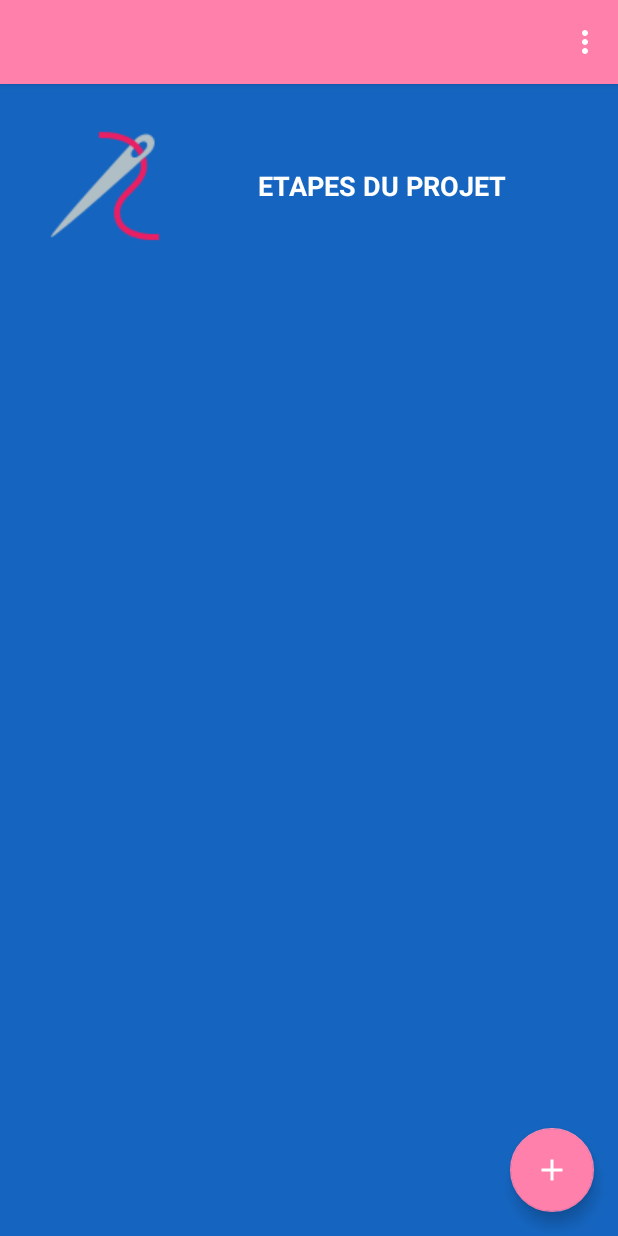
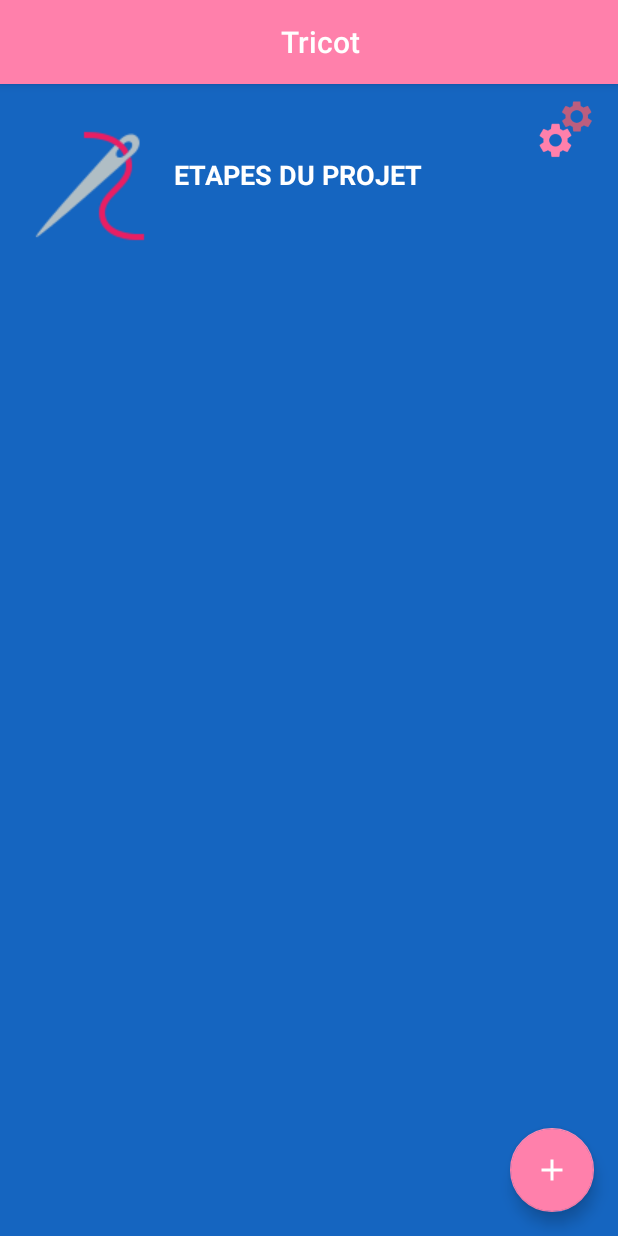
Before and after one commit to mctregou/tricot, an Android app: the ProjectActivity screen opened directly, with no data from a screen before it, on a phone screen of 412 x 824 dp. Run offline under Robolectric (Android 15) with nearby library versions, the phone set to English and light mode, and no system bars; libraries missing offline, so code that uses them is left out: io.realm, io.realm.exceptions; 8 statements that could not run were skipped.

Commit message:
[Project] Update layout + add popup delete confirmation

```diff
--- a/app/src/main/res/layout/activity_main.xml
+++ b/app/src/main/res/layout/activity_main.xml
@@ -13,7 +13,7 @@
 
         <android.support.v7.widget.Toolbar
             android:id="@+id/toolbar"
-            android:layout_width="match_parent"
+            android:layout_width="wrap_content"
             android:layout_height="?attr/actionBarSize"
             android:background="?attr/colorPrimary"
             android:layout_gravity="center_horizontal"
--- a/app/src/main/res/layout/activity_project.xml
+++ b/app/src/main/res/layout/activity_project.xml
@@ -12,13 +12,13 @@
 
         <android.support.v7.widget.Toolbar
             android:id="@+id/toolbar"
-            android:layout_width="match_parent"
+            android:layout_width="wrap_content"
             android:layout_height="?attr/actionBarSize"
+            android:layout_gravity="center_horizontal"
             android:background="?attr/colorPrimary"
-            android:layout_gravity="center_horizontal"
             android:gravity="center_horizontal"
-            app:title="@string/app_name"
-            app:popupTheme="@style/AppTheme.PopupOverlay" />
+            app:popupTheme="@style/AppTheme.PopupOverlay"
+            app:title="@string/app_name" />
 
     </android.support.design.widget.AppBarLayout>
 
@@ -28,25 +28,63 @@
         android:background="@color/colorPrimaryDark"
         app:layout_behavior="@string/appbar_scrolling_view_behavior">
 
-        <TextView
-            android:id="@+id/title"
+        <ImageView
+            android:id="@+id/settings"
+            android:layout_width="50dp"
+            android:layout_height="50dp"
+            android:paddingTop="10dp"
+            android:layout_margin="10dp"
+            app:layout_constraintRight_toRightOf="parent"
+            android:src="@drawable/settings"/>
+
+        <LinearLayout
+            android:id="@+id/title_layout"
             android:layout_width="match_parent"
             android:layout_height="wrap_content"
-            android:text="Etapes du projet"
-            android:padding="20dp"
-            android:gravity="center"
-            android:textAllCaps="true"
-            android:textStyle="bold"
-            android:drawableLeft="@drawable/couture"
-            android:drawableStart="@drawable/couture"
-            android:textColor="@android:color/white"
-            android:textSize="18sp" />
+            android:orientation="horizontal">
+
+            <ImageView
+                android:layout_width="wrap_content"
+                android:layout_height="wrap_content"
+                android:layout_margin="10dp"
+                android:paddingTop="10dp"
+                android:src="@drawable/couture" />
+
+            <LinearLayout
+                android:layout_width="wrap_content"
+                android:layout_height="wrap_content"
+                android:gravity="center_vertical"
+                android:layout_gravity="center_vertical"
+                android:orientation="vertical">
+
+                <TextView
+                    android:id="@+id/title"
+                    android:layout_width="match_parent"
+                    android:layout_height="wrap_content"
+                    android:paddingTop="20dp"
+                    android:text="Etapes du projet"
+                    android:textAllCaps="true"
+                    android:textColor="@android:color/white"
+                    android:textSize="18sp"
+                    android:textStyle="bold" />
+
+                <TextView
+                    android:id="@+id/subtitle"
+                    android:layout_width="match_parent"
+                    android:layout_height="wrap_content"
+                    android:text="Etapes du projet"
+                    android:textColor="@android:color/white"
+                    android:textSize="18sp"
+                    android:textStyle="bold" />
+
+            </LinearLayout>
+        </LinearLayout>
 
         <android.support.v7.widget.RecyclerView
             android:id="@+id/steps_recyclerview"
             android:layout_width="match_parent"
             android:layout_height="wrap_content"
-            app:layout_constraintTop_toBottomOf="@+id/title"/>
+            app:layout_constraintTop_toBottomOf="@+id/title_layout" />
 
     </android.support.constraint.ConstraintLayout>
 
@@ -56,9 +94,9 @@
         android:layout_height="wrap_content"
         android:layout_gravity="bottom|end"
         android:layout_margin="@dimen/fab_margin"
-        app:srcCompat="@drawable/ic_add"
         android:tint="@android:color/white"
         app:rippleColor="@color/colorAccent"
+        app:srcCompat="@drawable/ic_add"
         tools:ignore="VectorDrawableCompat" />
 
 </android.support.design.widget.CoordinatorLayout>
--- a/app/src/main/res/layout/popup_step_delete_confirmation.xml
+++ b/app/src/main/res/layout/popup_step_delete_confirmation.xml
@@ -48,7 +48,7 @@
             android:background="@drawable/shape_rectangle_pink"
             android:gravity="center"
             android:padding="10dp"
-            android:text="Annuler"
+            android:text="@string/cancel"
             android:textColor="@android:color/white"
             android:textSize="18sp"
             android:textStyle="bold" />
@@ -63,7 +63,7 @@
             android:background="@drawable/shape_rectangle_pink"
             android:gravity="center"
             android:padding="10dp"
-            android:text="OK"
+            android:text="@string/ok"
             android:textColor="@android:color/white"
             android:textSize="18sp"
             android:textStyle="bold" />
--- a/app/src/main/res/values/strings.xml
+++ b/app/src/main/res/values/strings.xml
@@ -6,10 +6,14 @@
     <string name="delete">Supprimer</string>
     <string name="update">Modifier</string>
     <string name="ok">OK</string>
+    <string name="cancel">Annuler</string>
 
     <string name="step_name">Étape : %s</string>
     <string name="step_length">Longueur de l\'étape : %s</string>
     <string name="frequence_ranks">%d rangs</string>
+
+    //Project popup
+    <string name="delete_project_confirmation">Voulez-vous vraiment supprimer ce projet ?</string>
 
     //Stitch popup
     <string name="new_stitch">Nouveau point</string>
```
Also changed, not shown: app/src/main/java/com/tregouet/tricot/module/project/ProjectActivity.kt (+24 -25 lines), app/src/main/res/layout/popup_add_project.xml (+42 -1 lines).
